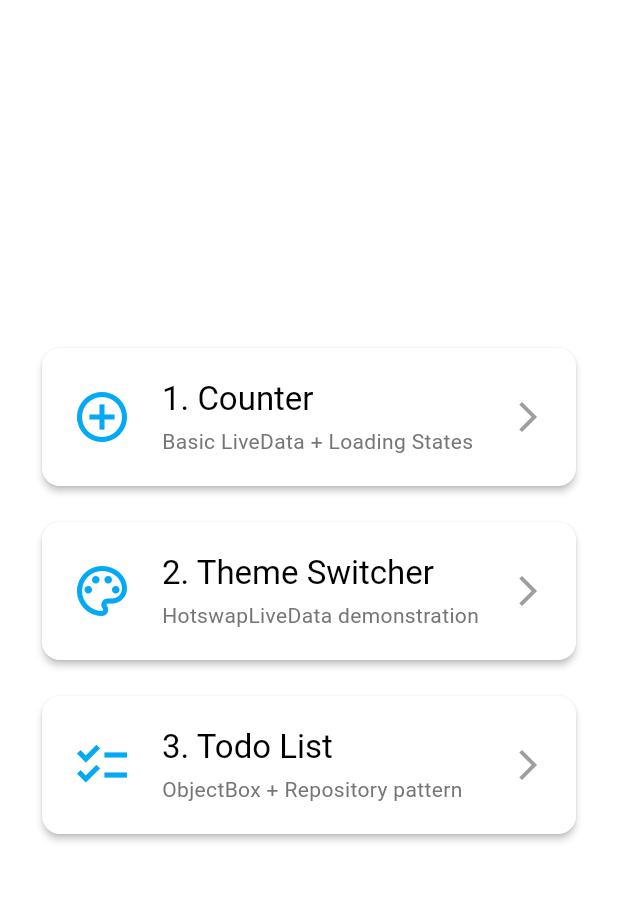
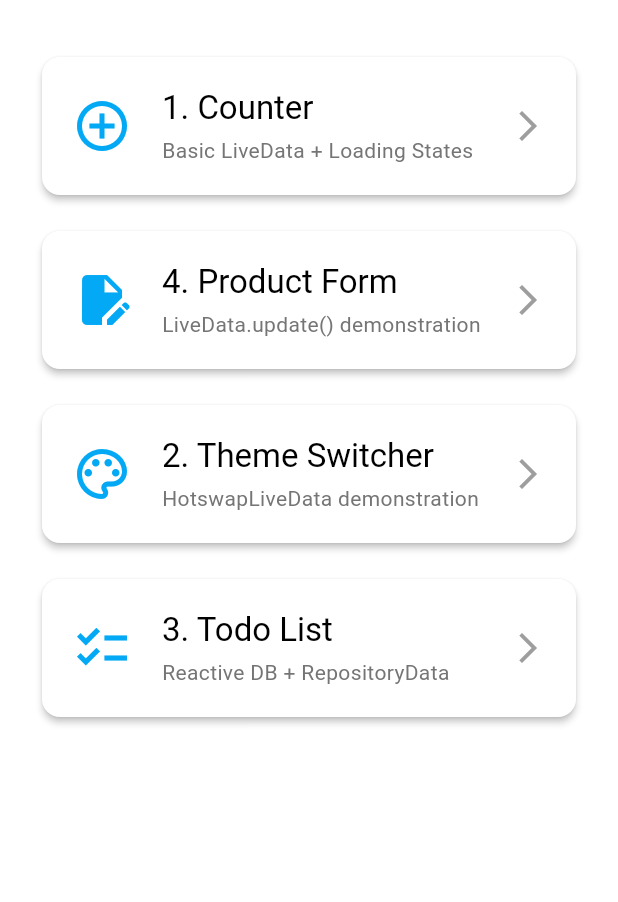
Before and after one commit to plooliveira/mvvm_kit, a Flutter app: the screen it shows after launch, on a phone screen of 412 x 824 dp, the part 69-971 px from its top. Run offline on Flutter 3.47's test engine with Material 3 defaults, Android fonts, the phone set to English and light mode, and no system bars; our stand-ins replace get_it, go_router, objectbox; generated files the repository leaves out were written again.

Commit message:
feat: Add Product Form functionality and integrate into routing

```diff
--- a/example/lib/core/routes/app_router.dart
+++ b/example/lib/core/routes/app_router.dart
@@ -3,8 +3,15 @@ import 'package:go_router/go_router.dart';
 import 'package:example_playground/view/home/home_view.dart';
 import 'package:example_playground/view/counter/counter_view.dart';
 import 'package:example_playground/view/theme_switcher/theme_view.dart';
+import 'package:example_playground/view/form/product_form_view.dart';
 
 final appRouter = GoRouter(
   initialLocation: '/',
-  routes: [HomeRoute(), CounterRoute(), ThemeRoute(), TodosRoute()],
+  routes: [
+    HomeRoute(),
+    CounterRoute(),
+    ProductFormRoute(),
+    ThemeRoute(),
+    TodosRoute(),
+  ],
 );
--- /dev/null
+++ b/example/lib/view/form/product_form_viewmodel.dart
@@ -0,0 +1,31 @@
+import 'dart:convert';
+import 'package:example_playground/data/models/product.dart';
+import 'package:mvvm_kit/mvvm_kit.dart';
+
+class ProductFormViewModel extends ViewModel {
+  late final _product = mutable(
+    ProductModel(name: '', price: 0.0, available: false),
+  );
+  LiveData<ProductModel> get product => _product;
+
+  late final jsonOutput = product.transform(
+    (data) => const JsonEncoder.withIndent('  ').convert(data.value.toJson()),
+  );
+
+  void updateName(String name) {
+    _product.update((p) => p.name = name);
+  }
+
+  void updatePrice(String value) {
+    final price = double.tryParse(value) ?? 0.0;
+    _product.update((p) => p.price = price);
+  }
+
+  void toggleAvailable(bool? value) {
+    _product.update((p) => p.available = value ?? false);
+  }
+
+  void clearForm() {
+    _product.value = ProductModel(name: '', price: 0.0, available: false);
+  }
+}
--- a/example/lib/view/home/home_view.dart
+++ b/example/lib/view/home/home_view.dart
@@ -25,11 +25,9 @@ class HomeView extends StatelessWidget {
         ),
         centerTitle: true,
       ),
-      body: Center(
-        child: Padding(
+      body: Padding(
         padding: const EdgeInsets.all(24.0),
         child: Column(
-            mainAxisAlignment: MainAxisAlignment.center,
           crossAxisAlignment: CrossAxisAlignment.stretch,
           children: [
             _ExampleCard(
@@ -37,6 +35,16 @@ class HomeView extends StatelessWidget {
               description: 'Basic LiveData + Loading States',
               icon: Icons.add_circle_outline,
               onTap: () => context.push('/counter'),
+            ),
+
+            const SizedBox(height: 16),
+
+            _ExampleCard(
+              title: '4. Product Form',
+              description: 'LiveData.update() demonstration',
+              icon: Icons.edit_document,
+              onTap: () => context.push('/product-form'),
+              enabled: true,
             ),
 
             const SizedBox(height: 16),
@@ -53,7 +61,7 @@ class HomeView extends StatelessWidget {
 
             _ExampleCard(
               title: '3. Todo List',
-                description: 'ObjectBox + Repository pattern',
+              description: 'Reactive DB + RepositoryData',
               icon: Icons.checklist_outlined,
               onTap: () => context.push('/todo'),
               enabled: true,
@@ -61,7 +69,6 @@ class HomeView extends StatelessWidget {
           ],
         ),
       ),
-      ),
     );
   }
 }
--- a/example/lib/view/todo/list_todos/todos_viewmodel.dart
+++ b/example/lib/view/todo/list_todos/todos_viewmodel.dart
@@ -35,11 +35,6 @@ class TodosViewModel extends ViewModel {
     (todos) => todos.value.where((t) => t.completed).length,
   );
 
-  void addTodo(String title) {
-    if (title.trim().isEmpty) return;
-    _repository.add(title.trim());
-  }
-
   void toggleTodo(int id) => _repository.toggle(id);
 
   void deleteTodo(int id) => _repository.delete(id);
```
Also changed, not shown: example/lib/data/models/product.dart (added, +17 -0 lines), example/lib/view/form/product_form_view.dart (added, +74 -0 lines), example/lib/view/form/widgets/_form_card.dart (added, +72 -0 lines), example/lib/view/form/widgets/_json_output_card.dart (added, +63 -0 lines). Lines whose indentation alone changed are shown as unchanged.
